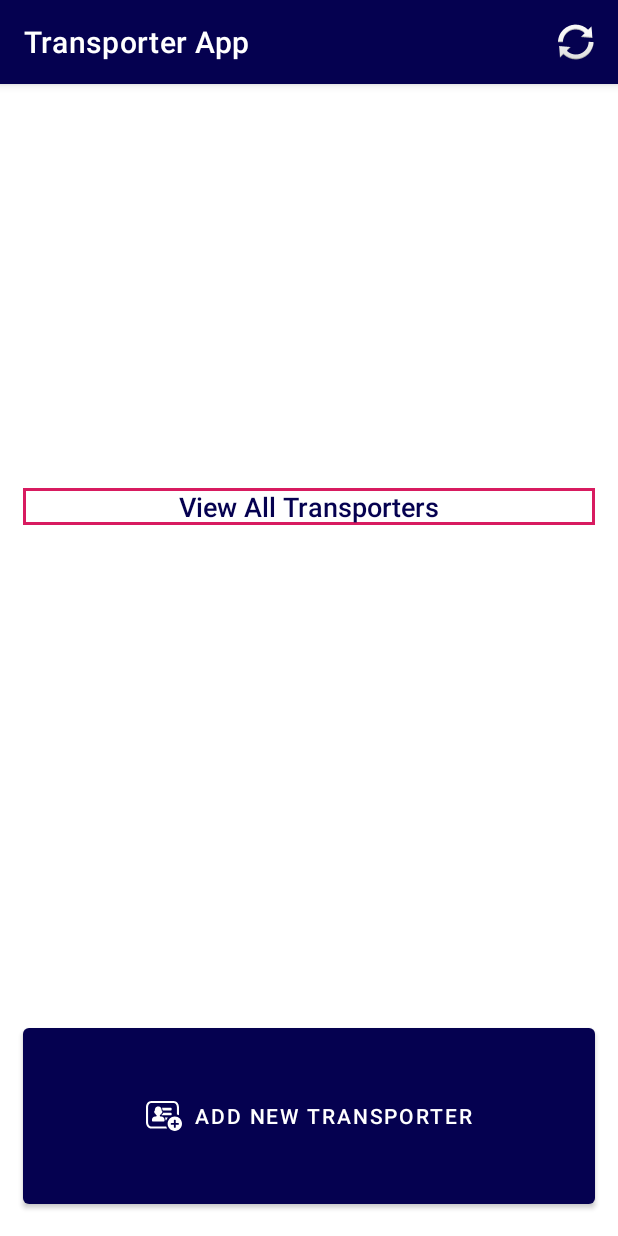
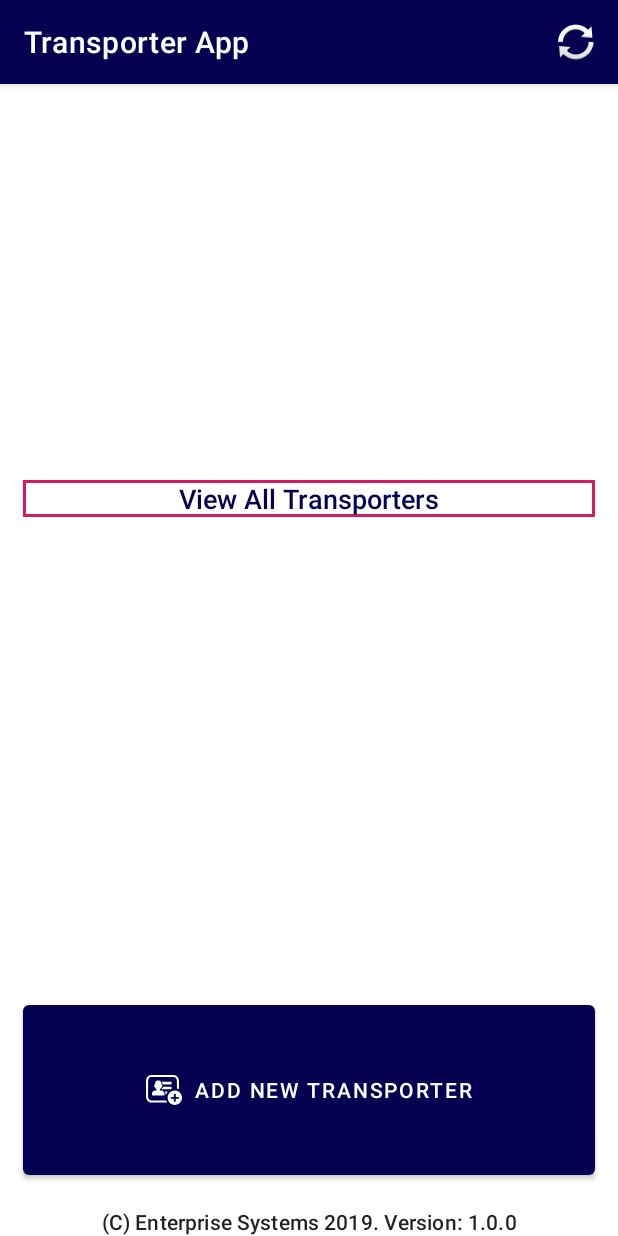
Before and after one commit to BabbanGonaDev/Transporter-App, an Android app: the LandingPage screen opened directly, with no data from a screen before it, on a phone screen of 412 x 824 dp. Run offline under Robolectric (Android 15) with nearby library versions, the phone set to English and light mode, and no system bars; our stand-ins replace ButterKnife, Room's generated code; libraries missing offline, so code that uses them is left out: com.babbangona.bg_face, com.opencsv, com.opencsv.bean.

Commit message:
End of Midnight Session 05/10/2019 v2

```diff
--- a/app/build.gradle
+++ b/app/build.gradle
@@ -7,7 +7,7 @@ android {
         minSdkVersion 21
         targetSdkVersion 29
         versionCode 1
-        versionName "1.0"
+        versionName "1.0.0"
         testInstrumentationRunner "androidx.test.runner.AndroidJUnitRunner"
     }
     buildTypes {
--- a/app/src/main/java/com/bgenterprise/transporterapp/LandingPage.java
+++ b/app/src/main/java/com/bgenterprise/transporterapp/LandingPage.java
@@ -37,7 +37,9 @@ import com.bgenterprise.transporterapp.Network.RetrofitApiCalls;
 import com.bgenterprise.transporterapp.Network.RetrofitClient;
 import com.bgenterprise.transporterapp.RecyclerAdapters.ViewTransporterAdapter;
 import com.google.android.material.button.MaterialButton;
+import com.google.android.material.textview.MaterialTextView;
 import com.google.gson.Gson;
+import com.opencsv.bean.CsvBindByName;
 
 import java.util.ArrayList;
 import java.util.HashMap;
@@ -58,6 +60,9 @@ public class LandingPage extends AppCompatActivity {
     @BindView(R.id.rv_view_transporters)
     RecyclerView rv_view_transporters;
 
+    @BindView(R.id.mtv_copyright)
+    MaterialTextView mtv_copyright;
+
     SessionManager sessionM;
     HashMap<String, String> transport_details;
     ViewTransporterAdapter adapter;
@@ -72,6 +77,7 @@ public class LandingPage extends AppCompatActivity {
         sessionM.CLEAR_REGISTRATION_SESSION();
         transport_details = sessionM.getTransporterDetails();
         initDriverRecycler();
+        mtv_copyright.setText("(C) Enterprise Systems 2019. Version: " + BuildConfig.VERSION_NAME);
 
         //TODO --> Check Phone date if it's earlier than date of app development.
     }
@@ -213,6 +219,7 @@ public class LandingPage extends AppCompatActivity {
         syncDownDrivers();
         syncDownVehicles();
         syncDownAreas();
+
     }
 
     public void updateDriverSyncStatus(List<DriverResponse> response){
@@ -277,6 +284,7 @@ public class LandingPage extends AppCompatActivity {
                         @Override
                         protected void onPostExecute(Void aVoid) {
                             super.onPostExecute(aVoid);
+                            initDriverRecycler();
                         }
                     }; insert.execute(driveResponse);
                 }
--- a/app/src/main/java/com/bgenterprise/transporterapp/Network/RetrofitClient.java
+++ b/app/src/main/java/com/bgenterprise/transporterapp/Network/RetrofitClient.java
@@ -9,7 +9,10 @@ import retrofit2.converter.gson.GsonConverterFactory;
 public class RetrofitClient {
 
     private static Retrofit retrofit;
-    private static final String BASE_URL = "http://192.168.8.53/transporter-api/";
+    private static final String BASE_URL = "http://apps.babbangona.com/transporter-api/";
+
+    /*private static final String BASE_URL = "http://192.168.8.53/transporter-api/";*/
+
 
 
 
--- a/app/src/main/res/layout/activity_landing_page.xml
+++ b/app/src/main/res/layout/activity_landing_page.xml
@@ -79,6 +79,14 @@
             app:icon="@drawable/ic_add_transporter"
             app:iconGravity="textStart" />
 
+        <com.google.android.material.textview.MaterialTextView
+            android:id="@+id/mtv_copyright"
+            android:layout_width="match_parent"
+            android:layout_height="wrap_content"
+            android:text="TextView"
+            android:textAlignment="center"
+            android:textAppearance="@style/TextAppearance.MaterialComponents.Subtitle2" />
+
     </LinearLayout>
 
 </androidx.coordinatorlayout.widget.CoordinatorLayout>
```
Also changed, not shown: app/src/main/java/com/bgenterprise/transporterapp/Database/Tables/OperatingAreas.java (+6 -6 lines).
